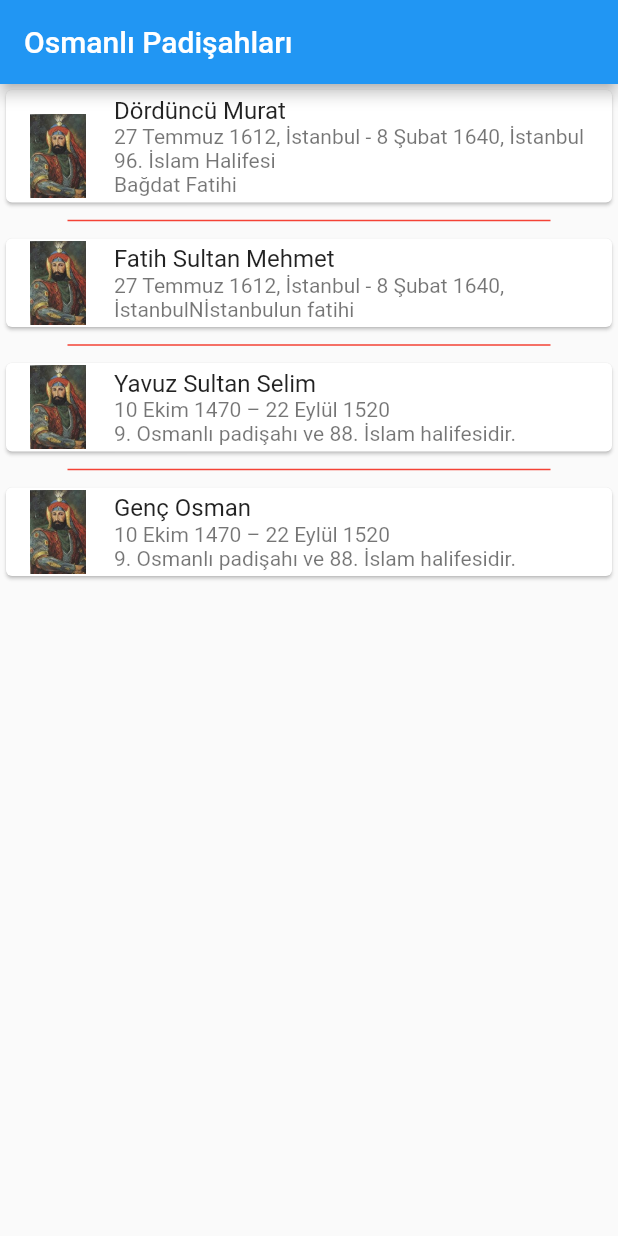
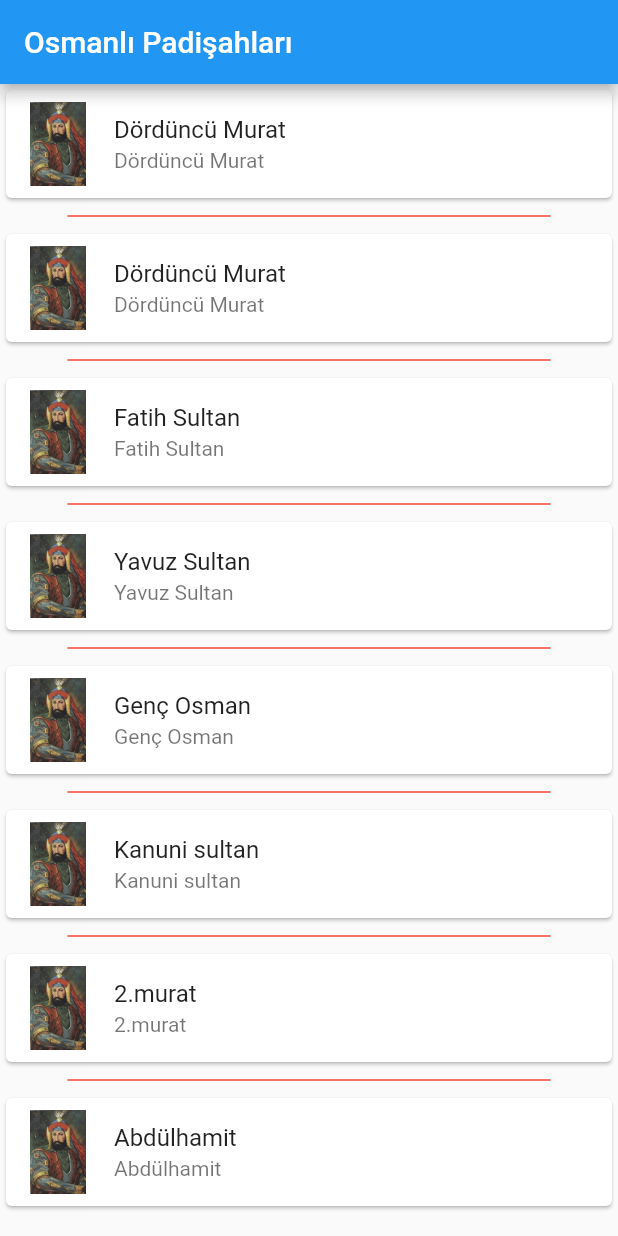
Before and after one commit to uluibrahim/tarih_app_flutter, a Flutter app: the screen it shows after launch, on a phone screen of 412 x 824 dp. Run offline on Flutter 3.47's test engine with Material 2 defaults, Android fonts, the phone set to English and light mode, and no system bars.

Commit message:
veriler eklendi

```diff
--- a/lib/app_pages/fatih.dart
+++ b/lib/app_pages/fatih.dart
@@ -1,6 +1,10 @@
 import 'package:flutter/material.dart';
 
 class Fatih extends StatelessWidget {
+  String isim;
+  Fatih(isim) {
+    this.isim=isim;
+  }
   @override
   Widget build(BuildContext context) {
     return MaterialApp(
@@ -20,7 +24,7 @@ class Fatih extends StatelessWidget {
               color: Colors.blue,
             )),
         body: Container(
-          child: Text("Fatih Sultan Mehmet"),
+          child: Text(this.isim),
         ),
       ),
     );
--- a/lib/app_pages/my_home_page.dart
+++ b/lib/app_pages/my_home_page.dart
@@ -18,13 +18,19 @@ class MyHomePage extends StatelessWidget {
 }
 
 class Islemler extends StatelessWidget {
-  var basliklar = List();
-  var onBilgi = List();
+  var basliklar = [
+    "Dördüncü Murat",
+    "Dördüncü Murat",
+    "Fatih Sultan",
+    "Yavuz Sultan",
+    "Genç Osman",
+    "Kanuni sultan",
+    "2.murat",
+    "Abdülhamit"
+  ];
+
   @override
   Widget build(BuildContext context) {
-    onBilgiGetir();
-    baslikGetir();
-
     return ListView.separated(
       separatorBuilder: (context, index) {
         return Divider(
@@ -39,12 +45,12 @@ class Islemler extends StatelessWidget {
         return Card(
           child: ListTile(
             leading: Image(image: AssetImage("assets/images/murat.jpg")),
-            subtitle: Text("${onBilgi[index]}"),
+            subtitle: Text("${basliklar[index]}"),
             title: Text("${basliklar[index]}"),
             onTap: () {
               Navigator.push(
                 context,
-                MaterialPageRoute(builder: (context) => Fatih()),
+                MaterialPageRoute(builder: (context) => Fatih(basliklar[index])),
               );
             },
           ),
@@ -52,22 +58,4 @@ class Islemler extends StatelessWidget {
       },
     );
   }
-
-  void baslikGetir() {
-    basliklar.add("Dördüncü Murat");
-    basliklar.add("Fatih Sultan Mehmet");
-    basliklar.add("Yavuz Sultan Selim");
-    basliklar.add("Genç Osman");
-  }
-
-  void onBilgiGetir() {
-    onBilgi.add(
-        "27 Temmuz 1612, İstanbul - 8 Şubat 1640, İstanbul\n96. İslam Halifesi\nBağdat Fatihi");
-    onBilgi.add(
-        "27 Temmuz 1612, İstanbul - 8 Şubat 1640, İstanbul\Nİstanbulun fatihi");
-    onBilgi.add(
-        "10 Ekim 1470 – 22 Eylül 1520\n9. Osmanlı padişahı ve 88. İslam halifesidir. ");
-    onBilgi.add(
-        "10 Ekim 1470 – 22 Eylül 1520\n9. Osmanlı padişahı ve 88. İslam halifesidir. ");
-  }
 }
```
